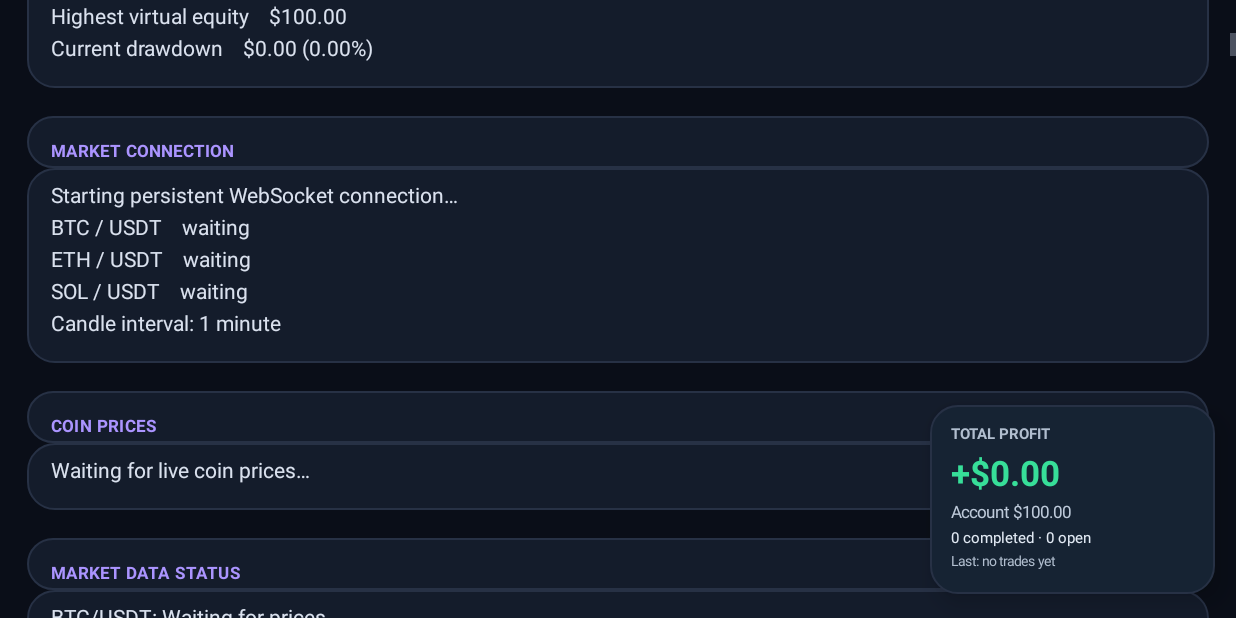
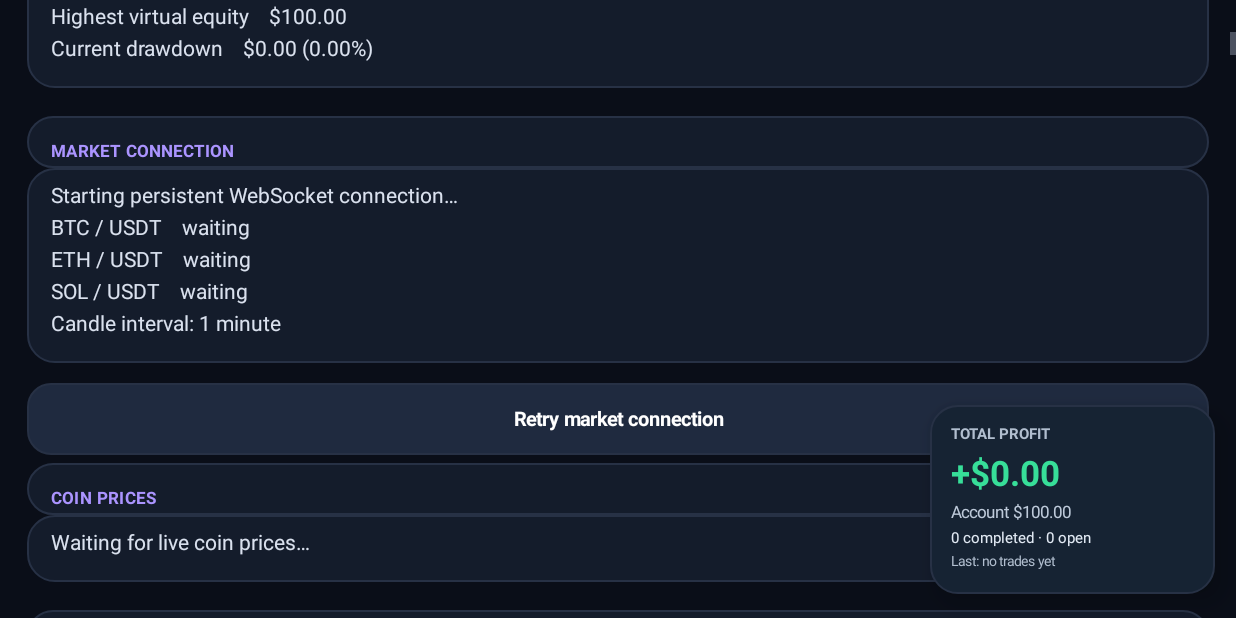
Before and after one commit to kalize856-ops/kalize-crypto-ai, an Android app: the screen it shows after launch (MainActivity), scrolled down 576 dp, on a phone screen of 824 x 412 dp (held sideways). Run offline under Robolectric (Android 15) with nearby library versions, the phone set to English and light mode, and no system bars.

Commit message:
Add market connection retry control

```diff
--- a/app/src/main/java/com/kalize/cryptoai/MainActivity.java
+++ b/app/src/main/java/com/kalize/cryptoai/MainActivity.java
@@ -149,6 +149,18 @@ public class MainActivity extends Activity {
         marketStatus = addPanel("MARKET CONNECTION",
                 "Starting persistent WebSocket connection…\nBTC / USDT    waiting\n" +
                 "ETH / USDT    waiting\nSOL / USDT    waiting\nCandle interval: 1 minute");
+        Button reconnectMarket = new Button(this);
+        styleButton(reconnectMarket, false);
+        reconnectMarket.setText("Retry market connection");
+        reconnectMarket.setOnClickListener(new View.OnClickListener() {
+            @Override public void onClick(View view) {
+                MarketStreamStarter.reconnect(MainActivity.this);
+                Toast.makeText(MainActivity.this,
+                        "Market connection retry requested", Toast.LENGTH_SHORT).show();
+            }
+        });
+        content.addView(reconnectMarket, new LinearLayout.LayoutParams(
+                LinearLayout.LayoutParams.MATCH_PARENT, LinearLayout.LayoutParams.WRAP_CONTENT));
         marketQuotes = addPanel("COIN PRICES",
                 "Waiting for live coin prices…");
         marketHealthPanel = addPanel("MARKET DATA STATUS", loadMarketHealth());
```
